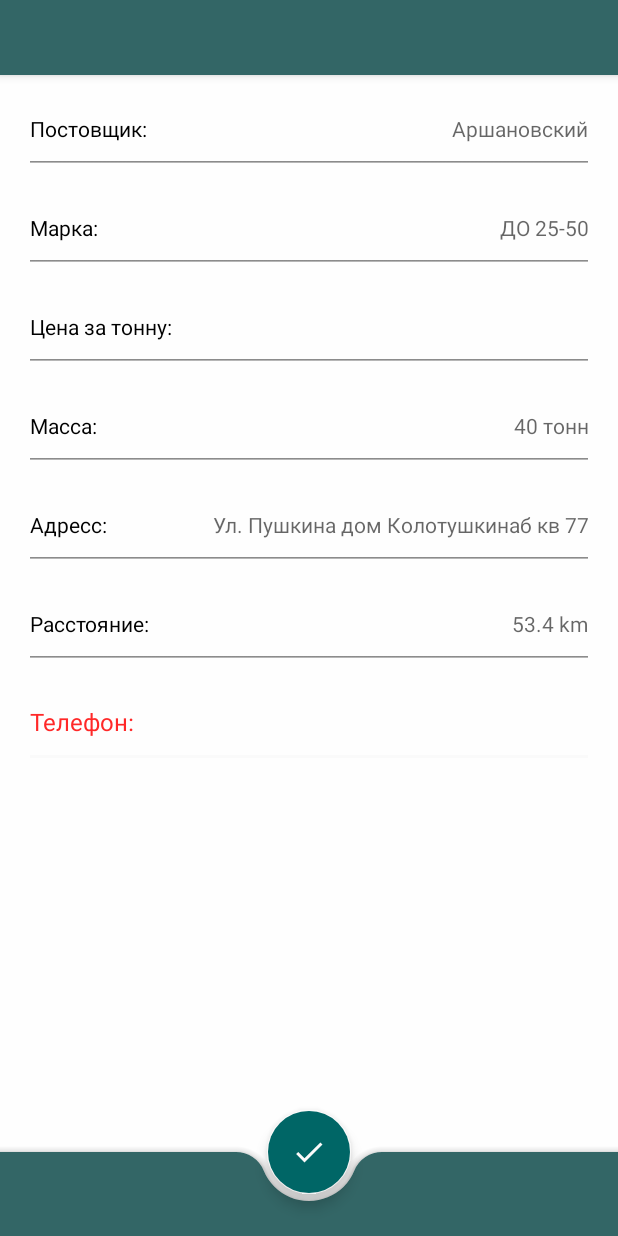
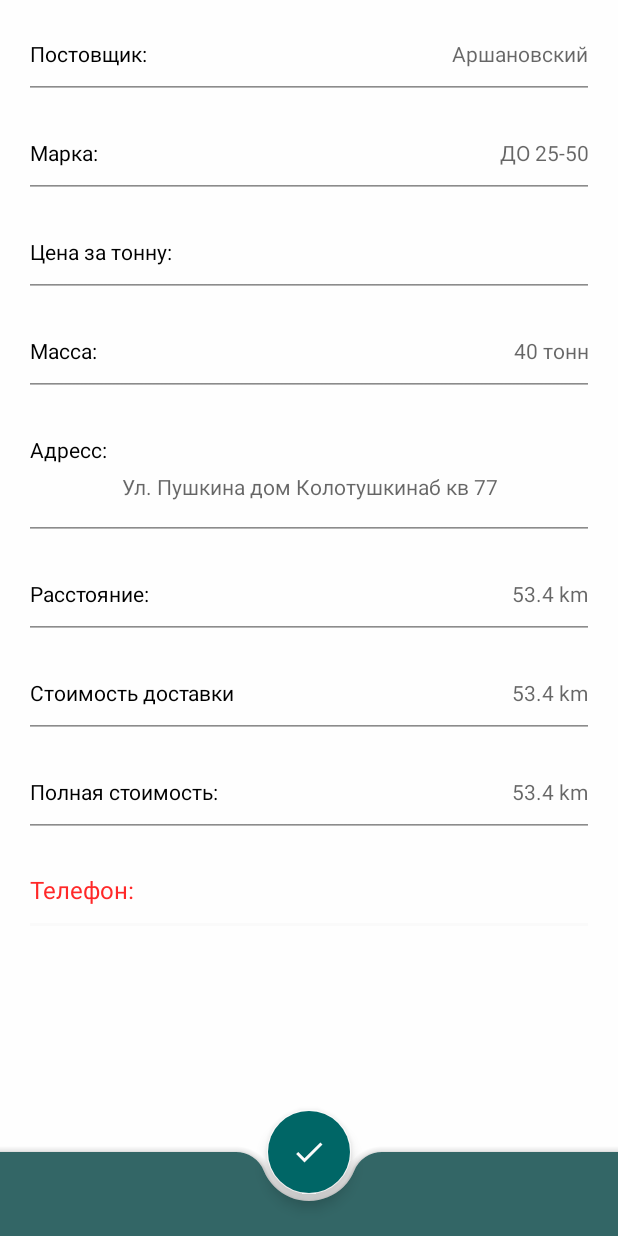
Before and after one commit to Mirocidij/Siber, an Android app: the layout activity_second.xml on its own in the app's theme, with its tools: preview values and no code run, on a phone screen of 412 x 824 dp. Run offline under Robolectric (Android 15) with nearby library versions, the phone set to English and light mode, and no system bars.

Commit message:
second color fix

```diff
--- a/app/src/main/res/layout/activity_second.xml
+++ b/app/src/main/res/layout/activity_second.xml
@@ -14,18 +14,7 @@
         tools:context=".SecondActivity"
 >
 
-    <!--Toolbar-->
-    <android.support.v7.widget.Toolbar
-            android:id="@+id/mainToolbar"
-            android:elevation="4dp"
-            android:layout_width="match_parent"
-            android:layout_height="50dp"
-            android:background="@color/colorPrimary"
-            app:layout_constraintStart_toStartOf="parent"
-            app:layout_constraintLeft_toLeftOf="parent"
-            app:layout_constraintTop_toTopOf="parent"
-    />
-    <!--Toolbar-->
+
 
     <!--Cuts-->
     <EditText
@@ -45,7 +34,7 @@
 
             android:layout_marginTop="16dp"
 
-            mask:layout_constraintTop_toBottomOf="@id/mainToolbar"
+            mask:layout_constraintTop_toTopOf="parent"
     />
 
     <EditText
@@ -63,7 +52,7 @@
 
             android:layout_marginTop="16dp"
 
-            mask:layout_constraintTop_toBottomOf="@id/mainToolbar"
+            mask:layout_constraintTop_toTopOf="parent"
     />
     <!--Cuts-->
 
@@ -150,7 +139,7 @@
             android:layout_width="match_parent"
             android:layout_marginLeft="16dp"
             android:layout_marginRight="16dp"
-            android:layout_height="50dp"
+            android:layout_height="80dp"
             android:enabled="false"
             android:focusable="false"
             android:textColorHint="@color/black"
@@ -163,20 +152,19 @@
     <EditText
             android:id="@+id/etAddress2"
 
+            android:paddingTop="20dp"
             android:hint="Ул. Пушкина дом Колотушкинаб кв 77"
-            android:gravity="right"
+            android:gravity="center"
             android:layout_width="match_parent"
-            android:layout_height="50dp"
-            android:enabled="false"
+            android:layout_height="80dp"
             android:layout_marginLeft="16dp"
             android:layout_marginRight="16dp"
+            android:enabled="false"
             android:focusable="false"
             android:textSize="14sp"
-
             android:layout_marginTop="16dp"
 
-            mask:layout_constraintTop_toBottomOf="@id/etWeight"
-    />
+            mask:layout_constraintTop_toBottomOf="@id/etWeight"/>
     <!--Address-->
 
     <!--Distance-->
@@ -218,8 +206,87 @@
     <!--Distance-->
 
 
+    <!--DeliveryCost-->
+    <EditText
+            android:id="@+id/etDeliveryCost"
+
+            android:hint="Стоимость доставки"
+            android:gravity="left"
+            android:layout_width="match_parent"
+            android:layout_marginLeft="16dp"
+            android:layout_marginRight="16dp"
+            android:layout_height="50dp"
+            android:enabled="false"
+            android:focusable="false"
+            android:textColorHint="@color/black"
+            android:textSize="14sp"
+            android:layout_marginTop="16dp"
+
+            mask:layout_constraintTop_toBottomOf="@id/etDistance"
+    />
+
+    <EditText
+            android:id="@+id/etDeliveryCost2"
+
+            android:hint="53.4 km"
+            android:gravity="right"
+            android:layout_width="match_parent"
+            android:layout_height="50dp"
+            android:enabled="false"
+            android:layout_marginLeft="16dp"
+            android:layout_marginRight="16dp"
+            android:focusable="false"
+            android:textSize="14sp"
+
+            android:layout_marginTop="16dp"
+
+            mask:layout_constraintTop_toBottomOf="@id/etDistance"
+    />
+    <!--DeliveryCost-->
+
+
+    <!--overPrice-->
+    <EditText
+            android:id="@+id/etOverPrice"
+
+            android:hint="Полная стоимость:"
+            android:gravity="left"
+            android:layout_width="match_parent"
+            android:layout_marginLeft="16dp"
+            android:layout_marginRight="16dp"
+            android:layout_height="50dp"
+            android:enabled="false"
+            android:focusable="false"
+            android:textColorHint="@color/black"
+            android:textSize="14sp"
+            android:layout_marginTop="16dp"
+
+            mask:layout_constraintTop_toBottomOf="@id/etDeliveryCost"
+    />
+
+    <EditText
+            android:id="@+id/etOverPrice2"
+
+            android:hint="53.4 km"
+            android:gravity="right"
+            android:layout_width="match_parent"
+            android:layout_height="50dp"
+            android:enabled="false"
+            android:layout_marginLeft="16dp"
+            android:layout_marginRight="16dp"
+            android:focusable="false"
+            android:textSize="14sp"
+
+            android:layout_marginTop="16dp"
+
+            mask:layout_constraintTop_toBottomOf="@id/etDeliveryCost"
+    />
+    <!--Distance-->
+
+
     <!--Phone Number-->
     <EditText
+
             android:id="@+id/etPhoneNumber2"
             android:layout_width="match_parent"
             android:layout_height="50dp"
@@ -235,11 +302,12 @@
             android:layout_marginTop="16dp"
             android:paddingBottom="20dp"
 
-            mask:layout_constraintTop_toBottomOf="@id/etDistance"
+            mask:layout_constraintTop_toBottomOf="@id/etOverPrice"
 
     />
 
     <EditText
+            android:imeOptions="actionDone"
             android:id="@+id/etPhoneNumber"
             android:layout_width="match_parent"
             android:layout_height="50dp"
@@ -252,7 +320,7 @@
             android:inputType="phone"
             android:digits="0123456789"
 
-            mask:layout_constraintTop_toBottomOf="@id/etDistance"
+            mask:layout_constraintTop_toBottomOf="@id/etOverPrice"
 
     />
     <!--Phone Number-->
--- a/app/src/main/res/values/colors.xml
+++ b/app/src/main/res/values/colors.xml
@@ -2,7 +2,7 @@
 <resources>
 
     <color name="colorPrimary">#336666</color>
-    <color name="colorPrimaryDark">#1E88E5</color>
+    <color name="colorPrimaryDark">#DCFFFFFF</color>
     <color name="colorAccent">#FAFAFA</color>
     <color name="black">#000</color>
     <color name="white">#FFFFFF</color>
```
Also changed, not shown: app/src/main/java/sergey/yatsutko/siberiancoal/MainActivity.kt (+45 -34 lines), app/src/main/java/sergey/yatsutko/siberiancoal/SecondActivity.kt (+21 -10 lines), app/src/main/res/layout-v26/activity_main.xml (+39 -37 lines), app/src/main/res/layout/activity_maps.xml (+0 -20 lines).
